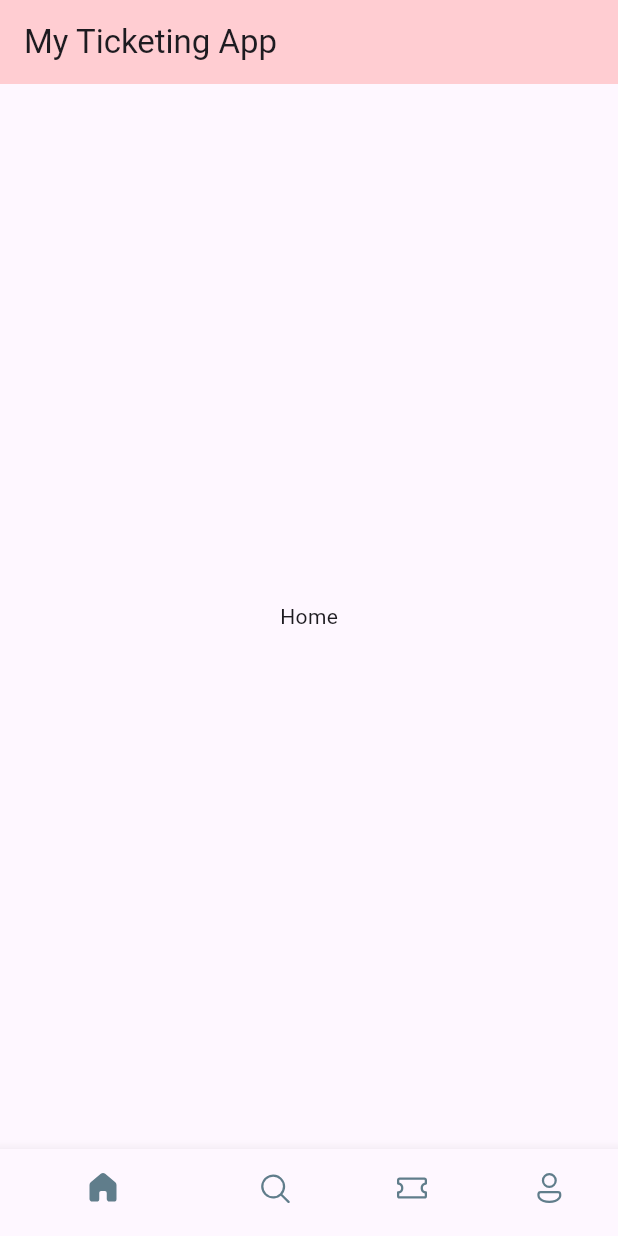
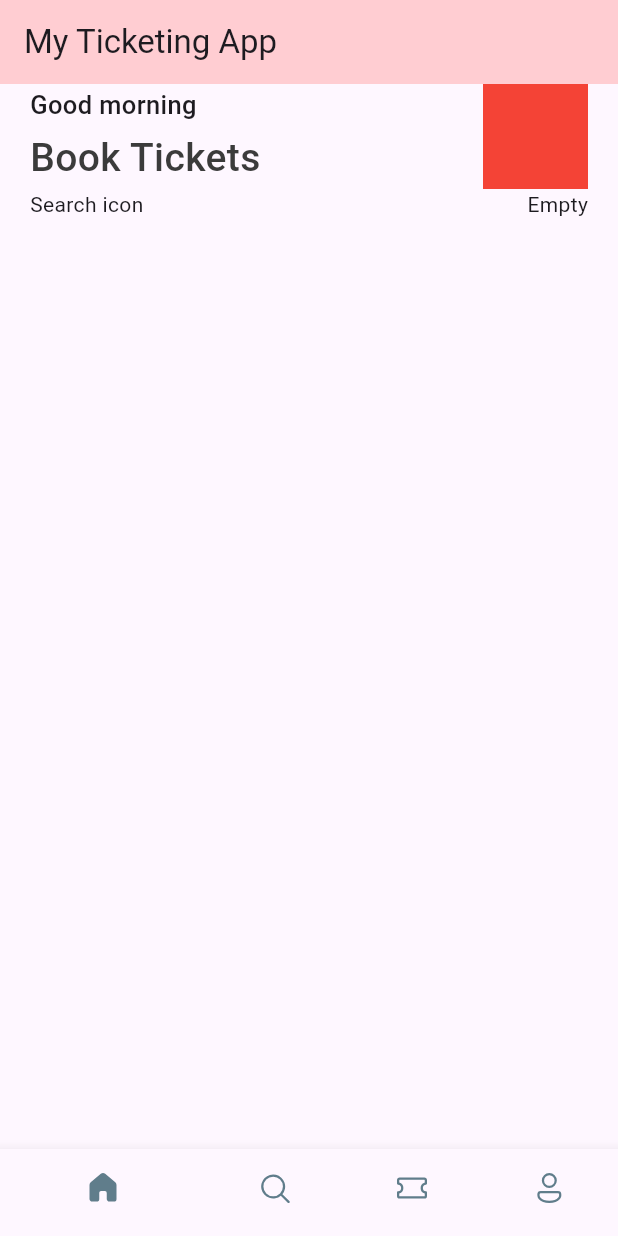
Before and after one commit to ChetSovisoth/flutter_ticket_app, a Flutter app: the screen it shows after launch, on a phone screen of 412 x 824 dp. Run offline on Flutter 3.47's test engine with Material 3 defaults, Android fonts, the phone set to English and light mode, and no system bars; our stand-ins replace fluentui_icons.

Commit message:
row + column

```diff
--- a/lib/base/bottom_navbar.dart
+++ b/lib/base/bottom_navbar.dart
@@ -1,5 +1,6 @@
 import 'package:fluentui_icons/fluentui_icons.dart';
 import 'package:flutter/material.dart';
+import 'package:ticket_app/screens/home_screen.dart';
 
 class BottomNavbar extends StatefulWidget {
   const BottomNavbar({super.key});
@@ -11,7 +12,7 @@ class BottomNavbar extends StatefulWidget {
 class _BottomNavbarState extends State<BottomNavbar> {
 
   final appScreens = [
-    const Center(child: Text("Home")),
+    const HomeScreen(),
     const Center(child: Text("Search")),
     const Center(child: Text("Tickets")),
     const Center(child: Text("Profile"))
--- /dev/null
+++ b/lib/screens/home_screen.dart
@@ -0,0 +1,59 @@
+import 'package:flutter/material.dart';
+
+class HomeScreen extends StatelessWidget {
+  const HomeScreen({super.key});
+
+  @override
+  Widget build(BuildContext context) {
+    return Scaffold(
+      body: ListView(
+        children:  [
+          Container(
+            padding: const EdgeInsets.symmetric(horizontal: 20),
+            child: Column(
+              children: [
+                Row(
+                  mainAxisAlignment: MainAxisAlignment.spaceBetween,
+                  children: [
+                    const Column(
+                      crossAxisAlignment: CrossAxisAlignment.start,
+                      children: [
+                        Text('Good morning',
+                          style: TextStyle(
+                            fontSize: 17,
+                            fontWeight: FontWeight.w500
+
+                          ),
+                        ),
+                        SizedBox(height: 5),
+                        Text('Book Tickets',
+                          style: TextStyle(
+                            fontSize: 26,
+                            fontWeight: FontWeight.w500,
+                            color: Color(0xff3b3b3b)
+                          ),
+                        )
+                      ],
+                    ),
+                    Container(
+                      color: Colors.red,
+                      width: 70,
+                      height: 70,
+                    ),
+                  ],
+                ),
+                const Row(
+                  mainAxisAlignment: MainAxisAlignment.spaceBetween,
+                  children: [
+                    Text('Search icon'),
+                    Text('Empty')
+                  ],
+                )
+              ],
+            )
+          )
+        ],
+      ),
+    );
+  }
+}
```
